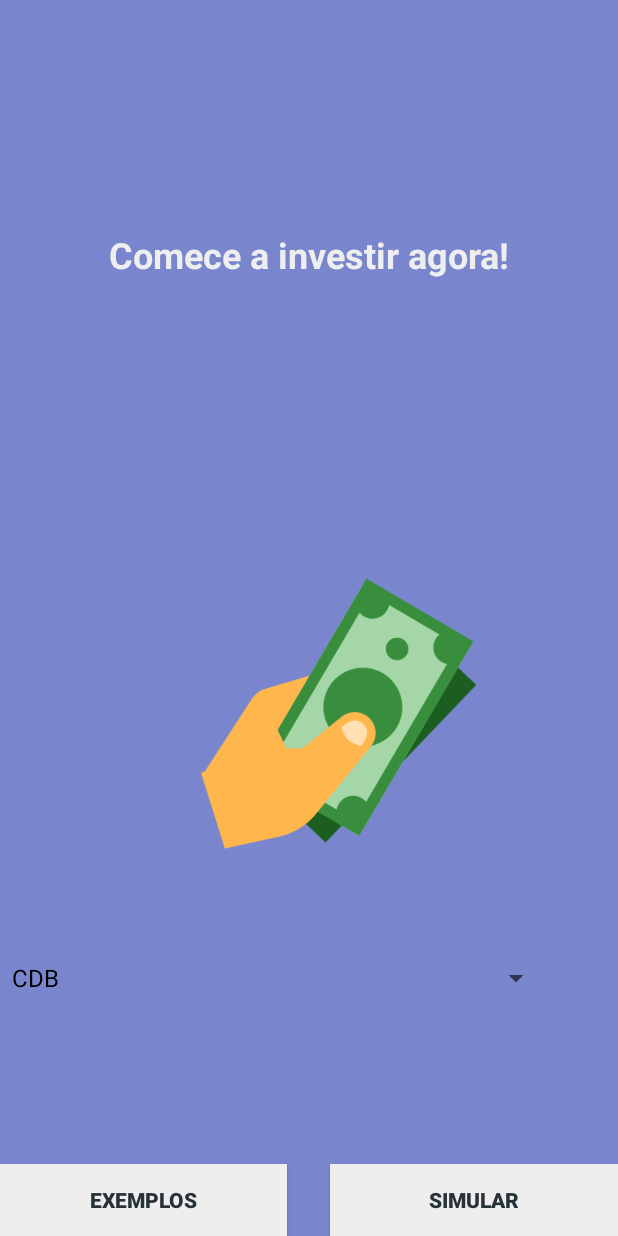
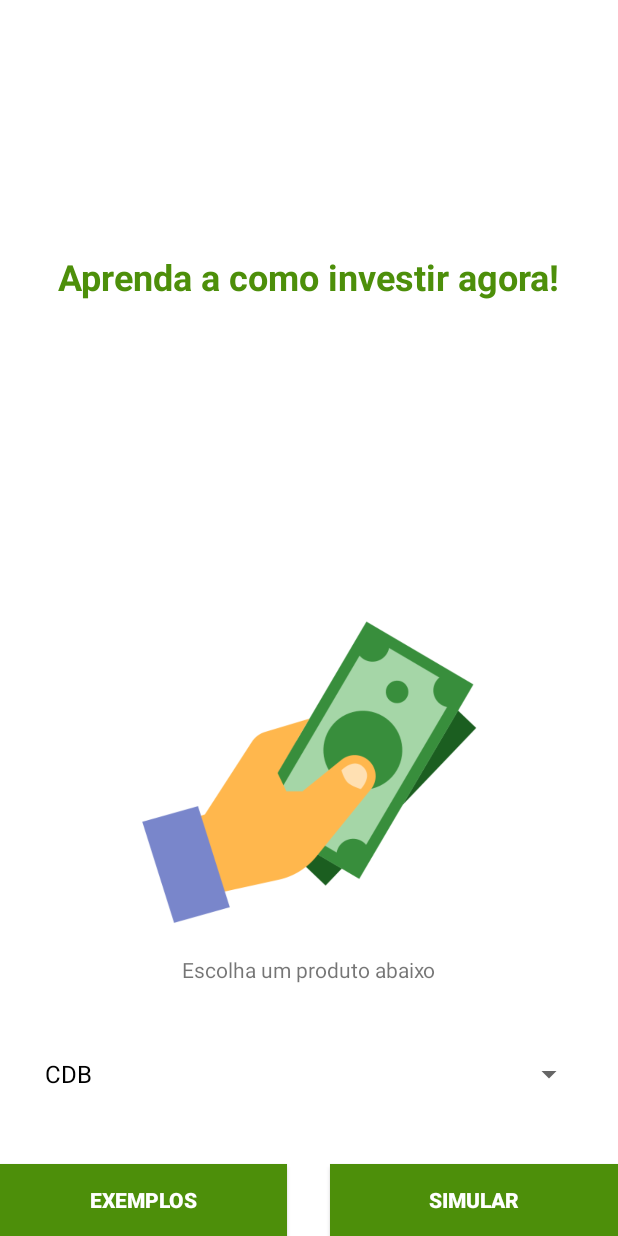
Before and after one commit to brunocmo/Learn-2-Invest, an Android app: the screen it shows after launch (MainActivity), on a phone screen of 412 x 824 dp. Run offline under Robolectric (Android 15) with nearby library versions, the phone set to English and light mode, and no system bars.

Commit message:
update layout

```diff
--- a/telamain/src/main/res/layout/activity_main.xml
+++ b/telamain/src/main/res/layout/activity_main.xml
@@ -3,7 +3,7 @@
         xmlns:android="http://schemas.android.com/apk/res/android"
         xmlns:tools="http://schemas.android.com/tools"
         xmlns:app="http://schemas.android.com/apk/res-auto"
-        android:background="#7986CD"
+        android:background="#ffffff"
         android:layout_width="match_parent"
         android:layout_height="match_parent"
         tools:context=".MainActivity" tools:layout_editor_absoluteY="25dp">
@@ -18,8 +18,8 @@
         android:layout_marginEnd="8dp"
         android:layout_marginRight="8dp"
         android:layout_marginBottom="8dp"
-        android:text="Comece a investir agora!"
-        android:textColor="#eeeeee"
+        android:text="Aprenda a como investir agora!"
+        android:textColor="#4d8f0a"
         android:textSize="24sp"
         android:textStyle="bold"
         app:layout_constraintBottom_toTopOf="@+id/imageView2"
@@ -31,9 +31,9 @@
         android:id="@+id/ButtonExemplos"
         android:layout_width="191dp"
         android:layout_height="wrap_content"
-        android:background="#eeeeee"
+        android:background="#4d8f0a"
         android:text="Exemplos"
-        android:textColor="#263238"
+        android:textColor="#ffffff"
         android:textStyle="bold"
         app:layout_constraintBottom_toBottomOf="parent"
         app:layout_constraintStart_toStartOf="parent" />
@@ -42,9 +42,9 @@
         android:id="@+id/ButtonSimular"
         android:layout_width="192dp"
         android:layout_height="wrap_content"
-        android:background="#eeeeee"
+        android:background="#4d8f0a"
         android:text="Simular"
-        android:textColor="#263238"
+        android:textColor="#ffffff"
         android:textStyle="bold"
         app:layout_constraintBottom_toBottomOf="parent"
         app:layout_constraintEnd_toEndOf="parent" />
@@ -57,8 +57,7 @@
         android:layout_marginLeft="8dp"
         android:layout_marginEnd="8dp"
         android:layout_marginRight="8dp"
-        android:layout_marginBottom="20dp"
-        app:layout_constraintBottom_toTopOf="@+id/spinner"
+        app:layout_constraintBottom_toTopOf="@+id/textView3"
         app:layout_constraintEnd_toEndOf="parent"
         app:layout_constraintHorizontal_bias="0.503"
         app:layout_constraintStart_toStartOf="parent"
@@ -68,9 +67,28 @@
         android:id="@+id/spinner"
         android:layout_width="368dp"
         android:layout_height="wrap_content"
-        android:layout_marginBottom="148dp"
+        android:layout_marginStart="8dp"
+        android:layout_marginLeft="8dp"
+        android:layout_marginEnd="8dp"
+        android:layout_marginRight="8dp"
+        android:layout_marginBottom="84dp"
         android:spinnerMode="dialog"
         app:layout_constraintBottom_toBottomOf="parent"
-        tools:layout_editor_absoluteX="8dp" />
+        app:layout_constraintEnd_toEndOf="parent"
+        app:layout_constraintStart_toStartOf="parent" />
+
+    <TextView
+        android:id="@+id/textView3"
+        android:layout_width="wrap_content"
+        android:layout_height="wrap_content"
+        android:layout_marginStart="8dp"
+        android:layout_marginLeft="8dp"
+        android:layout_marginEnd="8dp"
+        android:layout_marginRight="8dp"
+        android:layout_marginBottom="36dp"
+        android:text="Escolha um produto abaixo"
+        app:layout_constraintBottom_toTopOf="@+id/spinner"
+        app:layout_constraintEnd_toEndOf="parent"
+        app:layout_constraintStart_toStartOf="parent" />
 
 </android.support.constraint.ConstraintLayout>
--- a/telamain/src/main/res/values/colors.xml
+++ b/telamain/src/main/res/values/colors.xml
@@ -1,6 +1,6 @@
 <?xml version="1.0" encoding="utf-8"?>
 <resources>
     <color name="colorPrimary">#3F51B5</color>
-    <color name="colorPrimaryDark">#303F9F</color>
+    <color name="colorPrimaryDark">#ffffff</color>
     <color name="colorAccent">#FF4081</color>
 </resources>
```
